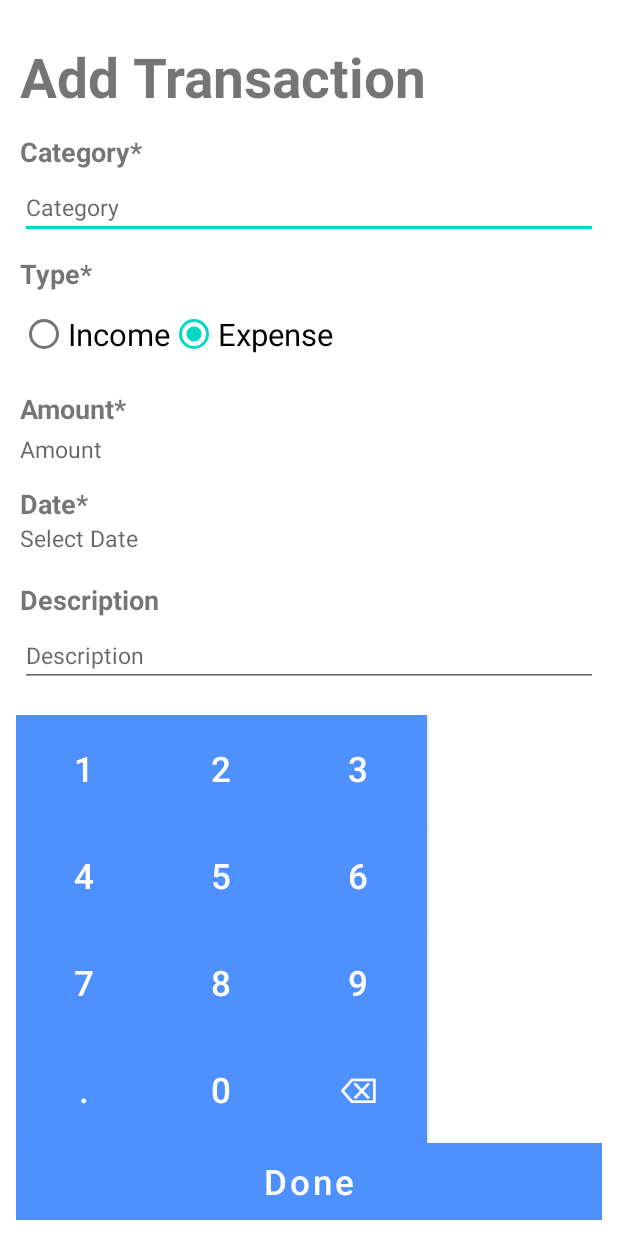
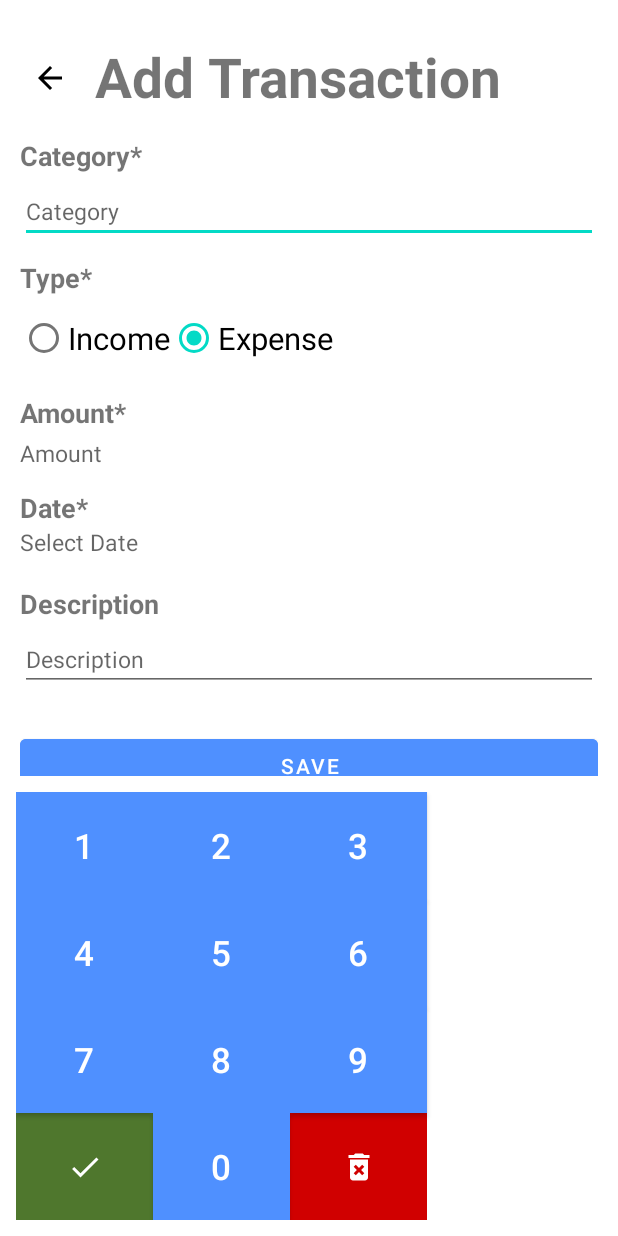
Before and after one commit to Uzair-Jamal/Expense-Tracker, an Android app: the layout activity_add_transaction.xml on its own in the app's theme, with its tools: preview values and no code run, on a phone screen of 412 x 824 dp. Run offline under Robolectric (Android 15) with nearby library versions, the phone set to English and light mode, and no system bars.

Commit message:
improved keyboard and ui.

```diff
--- a/app/src/main/java/com/andriod/mobileappdevelopertask/Ui/Activity/SummaryTransactionActivity.kt
+++ b/app/src/main/java/com/andriod/mobileappdevelopertask/Ui/Activity/SummaryTransactionActivity.kt
@@ -1,5 +1,6 @@
 package com.andriod.mobileappdevelopertask.Ui.Activity
 
+import android.content.Intent
 import android.graphics.Color
 import android.os.Bundle
 import android.util.Log
@@ -31,6 +32,9 @@ class SummaryTransactionActivity : AppCompatActivity() {
 
         viewModel = ViewModelProvider(this)[TransactionViewmodel::class.java]
 
+        binding.back.setOnClickListener {
+            startActivity(Intent(this, TransactionActivity::class.java))
+        }
         viewModel.allTransactions.observe(this) { transactions ->
             totalIncome = transactions
                 .filter { it.type == "Income" }
--- /dev/null
+++ b/app/src/main/res/drawable/ic_arrow_back.xml
@@ -0,0 +1,5 @@
+<vector xmlns:android="http://schemas.android.com/apk/res/android" android:autoMirrored="true" android:height="24dp" android:tint="#000000" android:viewportHeight="24" android:viewportWidth="24" android:width="24dp">
+
+    <path android:fillColor="@android:color/white" android:pathData="M20,11H7.83l5.59,-5.59L12,4l-8,8 8,8 1.41,-1.41L7.83,13H20v-2z"/>
+
+</vector>
--- /dev/null
+++ b/app/src/main/res/drawable/ic_del.xml
@@ -0,0 +1,12 @@
+<vector xmlns:android="http://schemas.android.com/apk/res/android"
+    android:width="24dp"
+    android:height="24dp"
+    android:tint="@color/white"
+    android:viewportWidth="24"
+    android:viewportHeight="24">
+
+    <path
+        android:fillColor="@android:color/white"
+        android:pathData="M6,19c0,1.1 0.9,2 2,2h8c1.1,0 2,-0.9 2,-2L18,7L6,7v12zM8.46,11.88l1.41,-1.41L12,12.59l2.12,-2.12 1.41,1.41L13.41,14l2.12,2.12 -1.41,1.41L12,15.41l-2.12,2.12 -1.41,-1.41L10.59,14l-2.13,-2.12zM15.5,4l-1,-1h-5l-1,1L5,4v2h14L19,4z" />
+
+</vector>
--- /dev/null
+++ b/app/src/main/res/drawable/ic_done.xml
@@ -0,0 +1,12 @@
+<vector xmlns:android="http://schemas.android.com/apk/res/android"
+    android:width="24dp"
+    android:height="24dp"
+    android:tint="@color/white"
+    android:viewportWidth="24"
+    android:viewportHeight="24">
+
+    <path
+        android:fillColor="@android:color/white"
+        android:pathData="M9,16.2L4.8,12l-1.4,1.4L9,19 21,7l-1.4,-1.4L9,16.2z" />
+
+</vector>
--- a/app/src/main/res/layout/activity_add_transaction.xml
+++ b/app/src/main/res/layout/activity_add_transaction.xml
@@ -15,6 +15,25 @@
             android:layout_marginEnd="@dimen/_10sdp"
             android:layout_marginBottom="@dimen/_10sdp">
 
+            <LinearLayout
+                android:id="@+id/top_layout"
+                android:layout_width="match_parent"
+                android:layout_height="wrap_content"
+                app:layout_constraintStart_toStartOf="parent"
+                app:layout_constraintTop_toTopOf="parent"
+                android:orientation="horizontal">
+
+                <ImageButton
+                    android:id="@+id/back"
+                    android:layout_width="@dimen/_30sdp"
+                    android:layout_height="@dimen/_40sdp"
+                    android:layout_marginEnd="@dimen/_8sdp"
+                    android:layout_marginTop="@dimen/_20sdp"
+                    android:background="@color/white"
+                    android:contentDescription="Back"
+                    android:src="@drawable/ic_arrow_back"
+                    />
+
                 <TextView
                     android:id="@+id/title"
                     android:layout_width="wrap_content"
@@ -23,8 +42,10 @@
                     android:text="@string/add_transaction"
                     android:textSize="@dimen/_28ssp"
                     android:textStyle="bold"
-                app:layout_constraintStart_toStartOf="parent"
-                app:layout_constraintTop_toTopOf="parent" />
+                    />
+
+            </LinearLayout>
+
 
             <TextView
                 android:id="@+id/category_heading"
@@ -36,7 +57,7 @@
                 android:textStyle="bold"
                 app:layout_constraintEnd_toEndOf="parent"
                 app:layout_constraintStart_toStartOf="parent"
-                app:layout_constraintTop_toBottomOf="@+id/title" />
+                app:layout_constraintTop_toBottomOf="@+id/top_layout" />
 
             <EditText
                 android:id="@+id/categorySpinner"
@@ -45,6 +66,9 @@
                 android:layout_marginTop="@dimen/_3sdp"
                 android:hint="@string/category"
                 android:textSize="@dimen/_12ssp"
+                android:inputType="text"
+                android:imeOptions="actionDone"
+                android:singleLine="true"
                 app:layout_constraintEnd_toEndOf="parent"
                 app:layout_constraintStart_toStartOf="parent"
                 app:layout_constraintTop_toBottomOf="@+id/category_heading" />
--- a/app/src/main/res/layout/custom_keyboard_view.xml
+++ b/app/src/main/res/layout/custom_keyboard_view.xml
@@ -72,11 +72,12 @@
                 android:background="@color/app_color"
                 android:text="9" />
 
-            <Button
-                android:id="@+id/btnDot"
+            <ImageButton
+                android:id="@+id/btnDone"
                 style="@style/KeyStyle"
+                android:src="@drawable/ic_done"
                 android:background="@color/income_color"
-                android:text="." />
+                />
 
             <Button
                 android:id="@+id/btn0"
@@ -84,21 +85,15 @@
                 android:background="@color/app_color"
                 android:text="0" />
 
-            <Button
+            <ImageButton
                 android:id="@+id/btnDel"
                 style="@style/KeyStyle"
                 android:background="@color/expense_color"
-                android:text="⌫" />
+                android:src="@drawable/ic_del"
+                />
 
         </GridLayout>
-        <Button
-            android:id="@+id/btnDone"
-            style="@style/KeyStyle"
-            android:text="Done"
-            android:textAllCaps="false"
-            android:layout_width="match_parent"
-            android:layout_height="wrap_content"
-            android:background="@color/expense_color" />
+
     </LinearLayout>
 
 
--- a/app/src/main/res/values/styles.xml
+++ b/app/src/main/res/values/styles.xml
@@ -4,7 +4,7 @@
         <item name="android:layout_width">@dimen/_70sdp</item>
         <item name="android:layout_height">@dimen/_55sdp</item>
         <item name="android:textSize">@dimen/_18ssp</item>
-        <item name="android:background">?android:attr/selectableItemBackground</item>
+        <item name="android:background">@android:color/transparent</item>
         <item name="android:textColor">@color/white</item>
     </style>
 </resources>
```
Also changed, not shown: app/src/main/java/com/andriod/mobileappdevelopertask/Ui/Activity/AddTransactionActivity.kt (+20 -1 lines), app/src/main/res/layout/activity_summary_transaction.xml (+19 -0 lines). Lines whose indentation alone changed are shown as unchanged.
